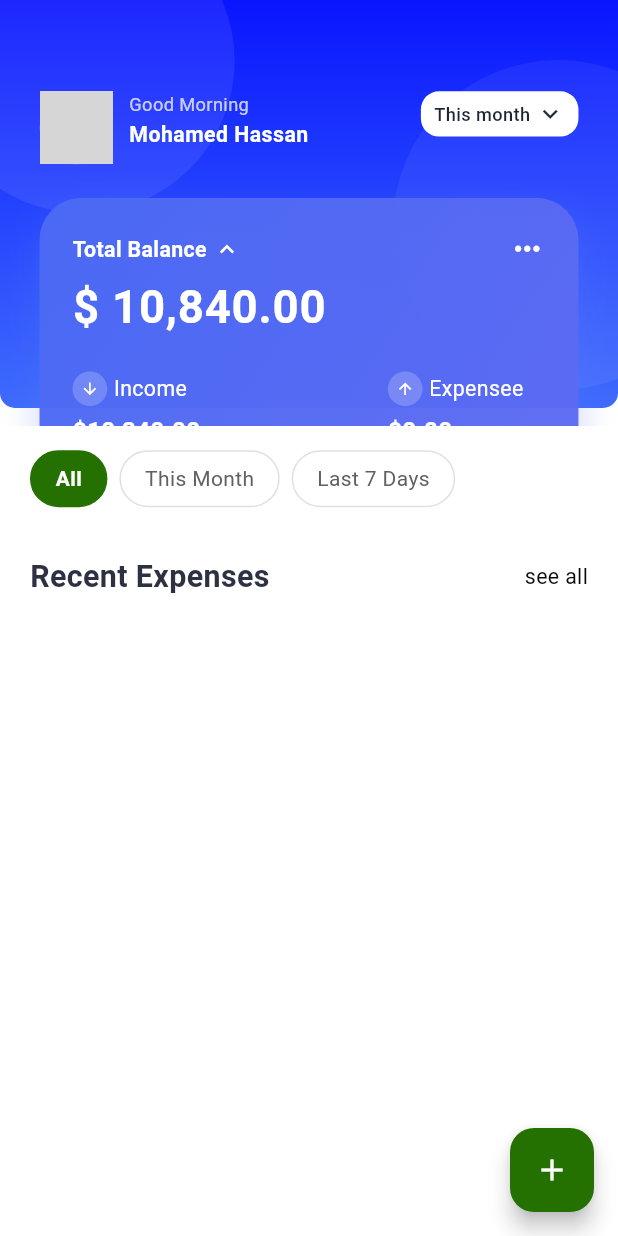
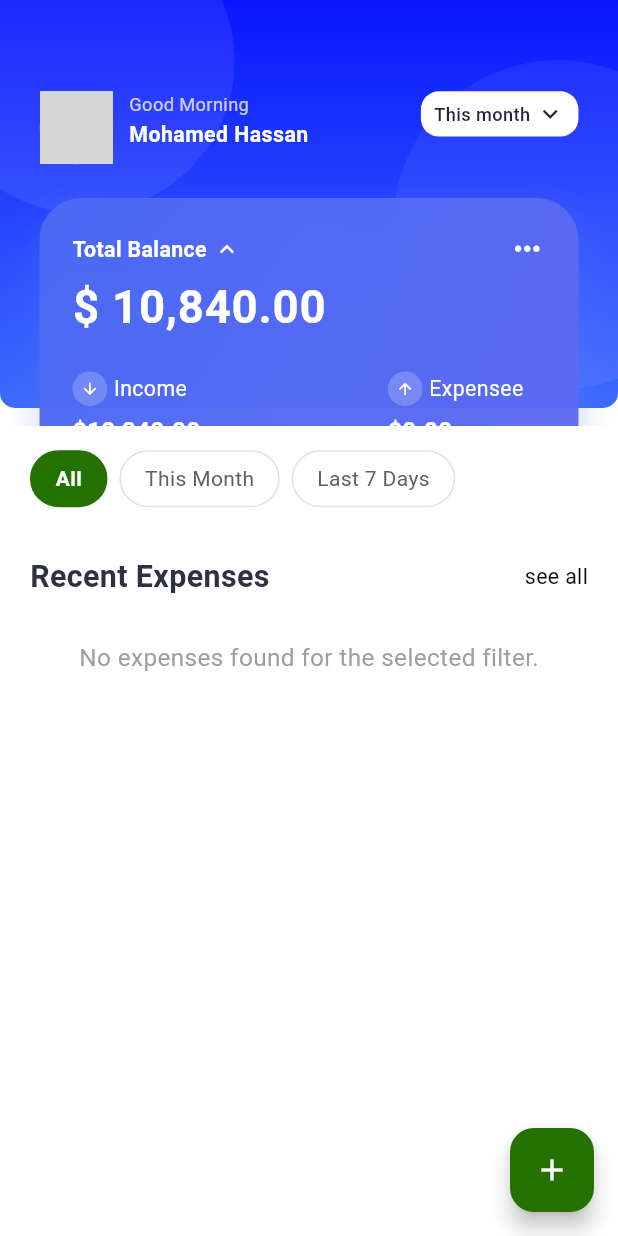
Before and after one commit to MohamedAhmedHassan894/expense-tracker-lite, a Flutter app: the screen it shows after launch, on a phone screen of 412 x 824 dp. Run offline on Flutter 3.47's test engine with Material 3 defaults, Android fonts, the phone set to English and light mode, and no system bars; our stand-ins replace dio, flutter_bloc, flutter_screenutil, freezed_annotation, get_it, hive and 3 more; accounts and stored records are empty; generated files the repository leaves out were written again; network calls fail; grey boxes are pictures that could not be loaded.

Commit message:
fix: Add empty state message for expenses list in dashboard

```diff
--- a/lib/features/dashboard/ui/screens/dashboard_screen.dart
+++ b/lib/features/dashboard/ui/screens/dashboard_screen.dart
@@ -141,6 +141,23 @@ class _DashboardView extends StatelessWidget {
                           ),
                         ),
                       ),
+
+                      if (displayedExpenses.isEmpty)
+                        SliverToBoxAdapter(
+                          child: Padding(
+                            padding: const EdgeInsets.all(20.0),
+                            child: Center(
+                              child: Text(
+                                'No expenses found for the selected filter.',
+                                style: TextStyle(
+                                  fontSize: 16.sp,
+                                  color: Colors.grey,
+                                ),
+                              ),
+                            ),
+                          ),
+                        )
+                      else
                         // Expenses List
                         SliverPadding(
                           padding: const EdgeInsets.symmetric(horizontal: 20),
```
Also changed, not shown: 1 other file. Lines whose indentation alone changed are shown as unchanged.
